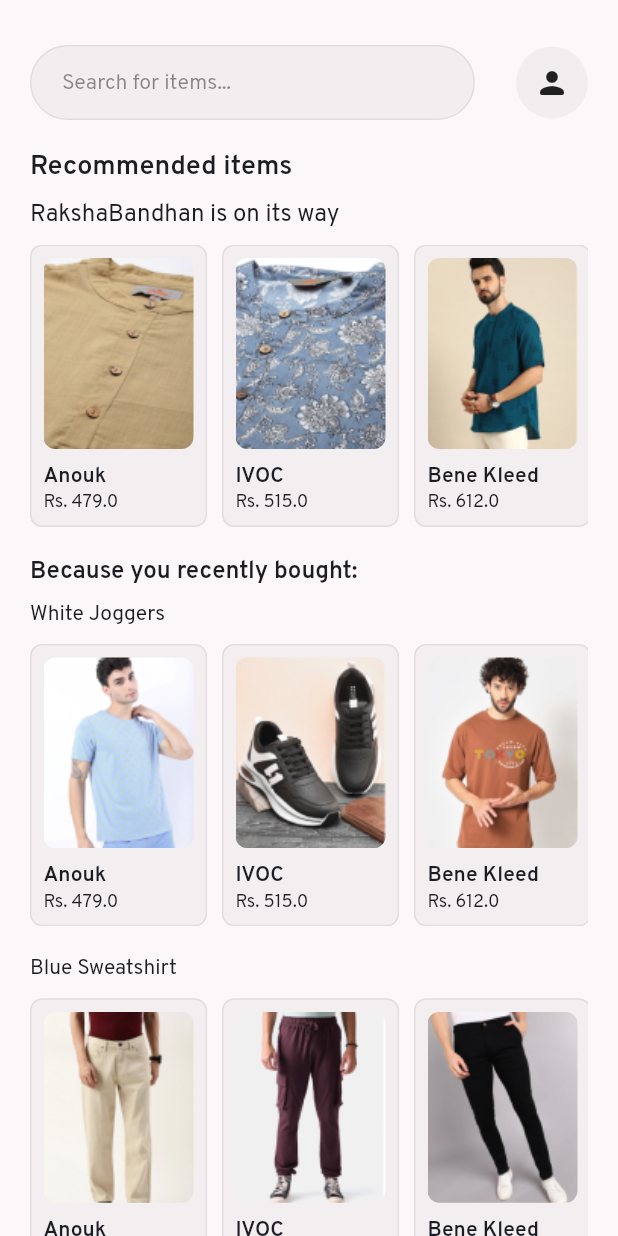
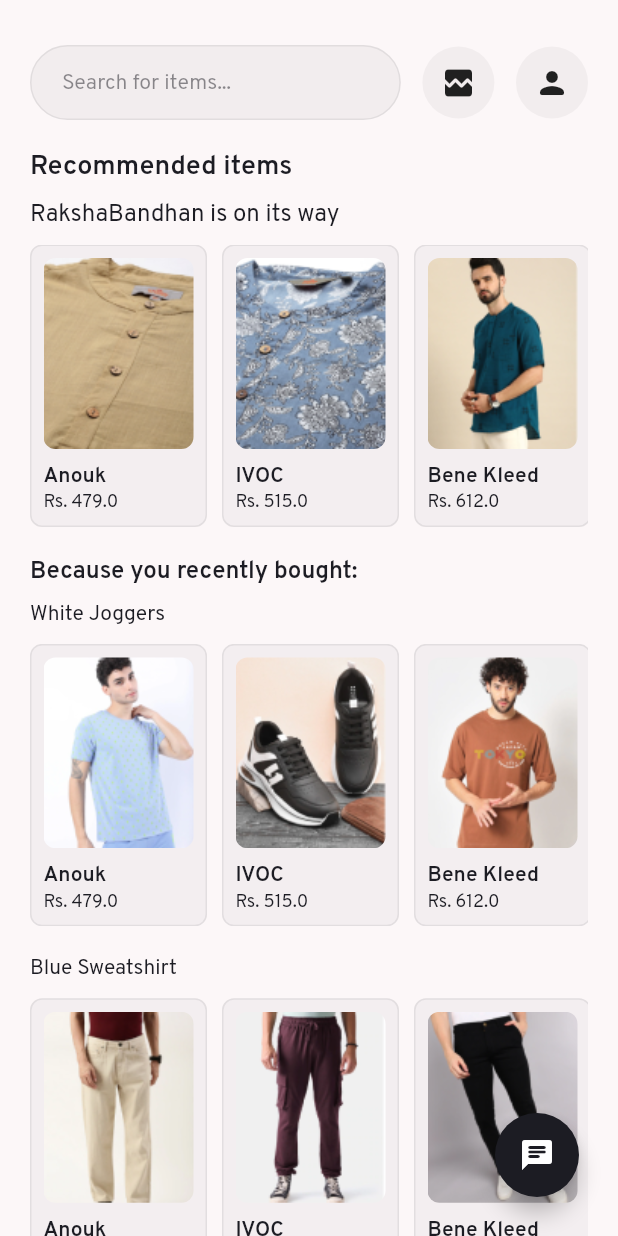
Before and after one commit to Akshay-0706/FashionFlow, a Flutter app: the screen it shows after launch, on a phone screen of 412 x 824 dp. Run offline on Flutter 3.47's test engine with Material 2 defaults, Android fonts, the phone set to English and light mode, and no system bars; our stand-ins replace animated_text_kit, flutter_svg, font_awesome_flutter, get_storage, lottie; project files that could hold a hidden picture were left out.

Commit message:
Added two files

```diff
--- a/lib/frontend/home/components/body.dart
+++ b/lib/frontend/home/components/body.dart
@@ -43,7 +43,7 @@ class HomeBody extends StatelessWidget {
                 mainAxisAlignment: MainAxisAlignment.spaceBetween,
                 children: [
                   Container(
-                    width: SizeConfig.width * 0.72,
+                    width: SizeConfig.width * 0.6,
                     decoration: BoxDecoration(
                       color: pallete.primaryLight.withAlpha(10),
                       borderRadius: BorderRadius.circular(30),
@@ -72,6 +72,19 @@ class HomeBody extends StatelessWidget {
                             fontSize: getHeight(14),
                           ),
                         ),
+                      ),
+                    ),
+                  ),
+                  const SizedBox(width: 10),
+                  GestureDetector(
+                    onTap: () => Navigator.of(context).pushNamed("/superimpose"),
+                    child: Container(
+                      decoration: BoxDecoration(
+                          color: pallete.primaryLight.withAlpha(10),
+                          shape: BoxShape.circle),
+                      child: const Padding(
+                        padding: EdgeInsets.all(12),
+                        child: Icon(Icons.broken_image_rounded),
                       ),
                     ),
                   ),
--- a/lib/frontend/home/home.dart
+++ b/lib/frontend/home/home.dart
@@ -1,4 +1,5 @@
 import 'package:fashionflow/frontend/home/components/body.dart';
+import 'package:fashionflow/theme.dart';
 import 'package:flutter/material.dart';
 
 class Home extends StatelessWidget {
@@ -6,7 +7,21 @@ class Home extends StatelessWidget {
 
   @override
   Widget build(BuildContext context) {
+    Pallete pallete = Pallete(context);
     return Scaffold(
+      floatingActionButton: Padding(
+        padding: const EdgeInsets.all(10),
+        child: FloatingActionButton(
+          onPressed: () {
+            Navigator.of(context).pushNamed("/chat");
+          },
+          backgroundColor: pallete.primaryDark,
+          foregroundColor: pallete.background,
+          child: const Center(
+            child: Icon(Icons.chat_rounded),
+          ),
+        ),
+      ),
       body: HomeBody(),
     );
   }
--- a/lib/routes.dart
+++ b/lib/routes.dart
@@ -1,5 +1,6 @@
+import 'package:fashionflow/frontend/chat/chat.dart';
 import 'package:fashionflow/frontend/details/details.dart';
-import 'package:fashionflow/frontend/search/search.dart';
+import 'package:fashionflow/frontend/superimpose/superimpose.dart';
 import 'package:flutter/material.dart';
 import 'frontend/splash/splash.dart';
 import 'frontend/home/home.dart';
@@ -9,5 +10,6 @@ Map<String, WidgetBuilder> routes = {
   "/": (context) => const Splash(),
   "/home": (context) => const Home(),
   "/details": (context) => const Details(),
-  // "/search": (context) => const Search(value: "Default"),
+  "/chat": (context) => const Chat(),
+  "/superimpose": (context) => const SuperImpose(),
 };
```
Also changed, not shown: lib/frontend/chat/chat.dart (added, +38 -0 lines), lib/frontend/superimpose/superimpose.dart (added, +37 -0 lines).
